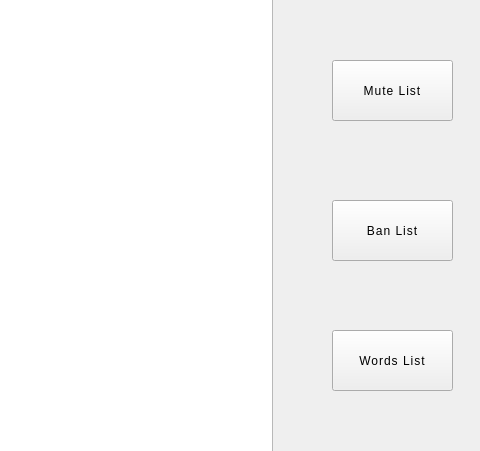
First picture: the form in MultiChat/server_side_dialog.ui, repository vince-exe/MultiChat, before the edit; both pictures show x 828 to 1308 and y 150 to 601 of the 1308 by 688 pixel window.
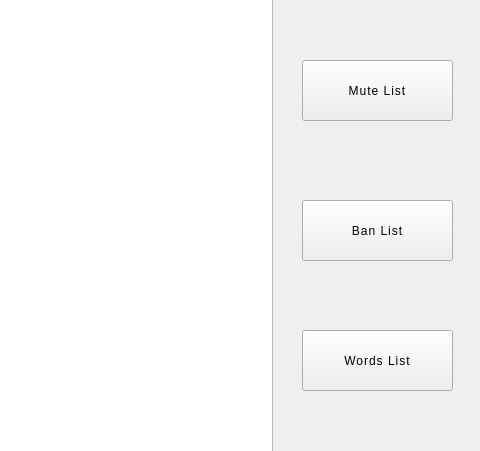
Second picture: the form after the edit.

Diff of the .ui file:
```diff
--- a/MultiChat/server_side_dialog.ui
+++ b/MultiChat/server_side_dialog.ui
@@ -96,9 +96,9 @@
   <widget class="QPushButton" name="muteListBtn">
    <property name="geometry">
     <rect>
-     <x>1160</x>
+     <x>1130</x>
      <y>210</y>
-     <width>121</width>
+     <width>151</width>
      <height>61</height>
     </rect>
    </property>
@@ -144,9 +144,9 @@
   <widget class="QPushButton" name="banListBtn">
    <property name="geometry">
     <rect>
-     <x>1160</x>
+     <x>1130</x>
      <y>350</y>
-     <width>121</width>
+     <width>151</width>
      <height>61</height>
     </rect>
    </property>
@@ -169,9 +169,9 @@
   <widget class="QPushButton" name="blackWordsBtn">
    <property name="geometry">
     <rect>
-     <x>1160</x>
+     <x>1130</x>
      <y>480</y>
-     <width>121</width>
+     <width>151</width>
      <height>61</height>
     </rect>
    </property>
```
